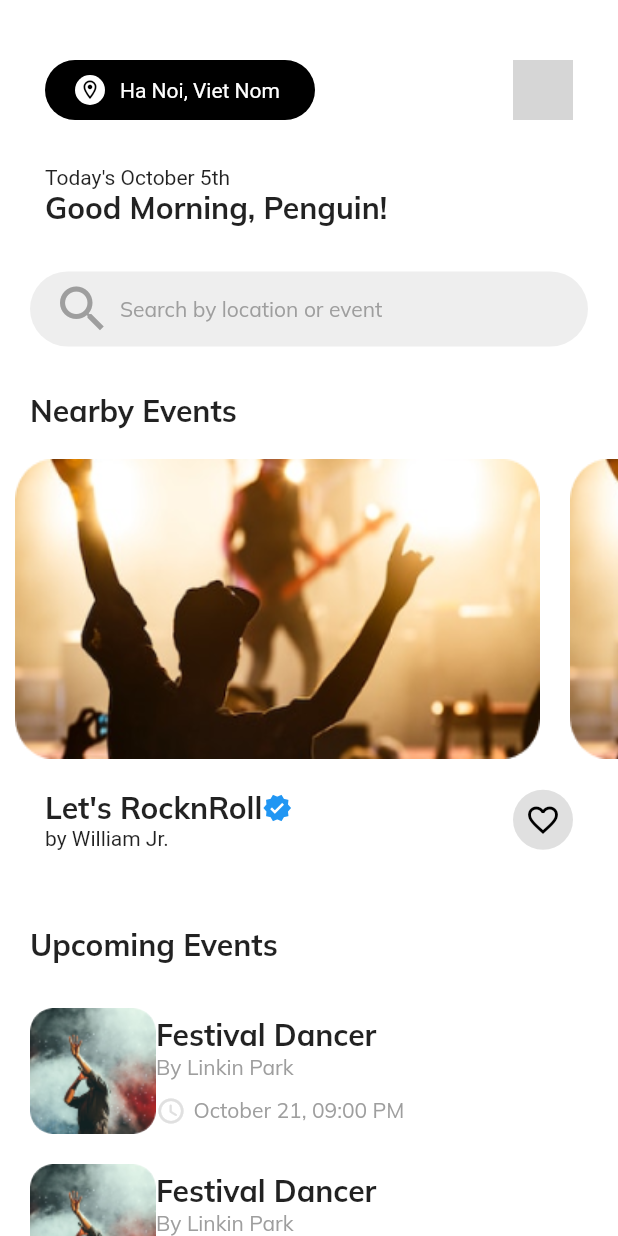
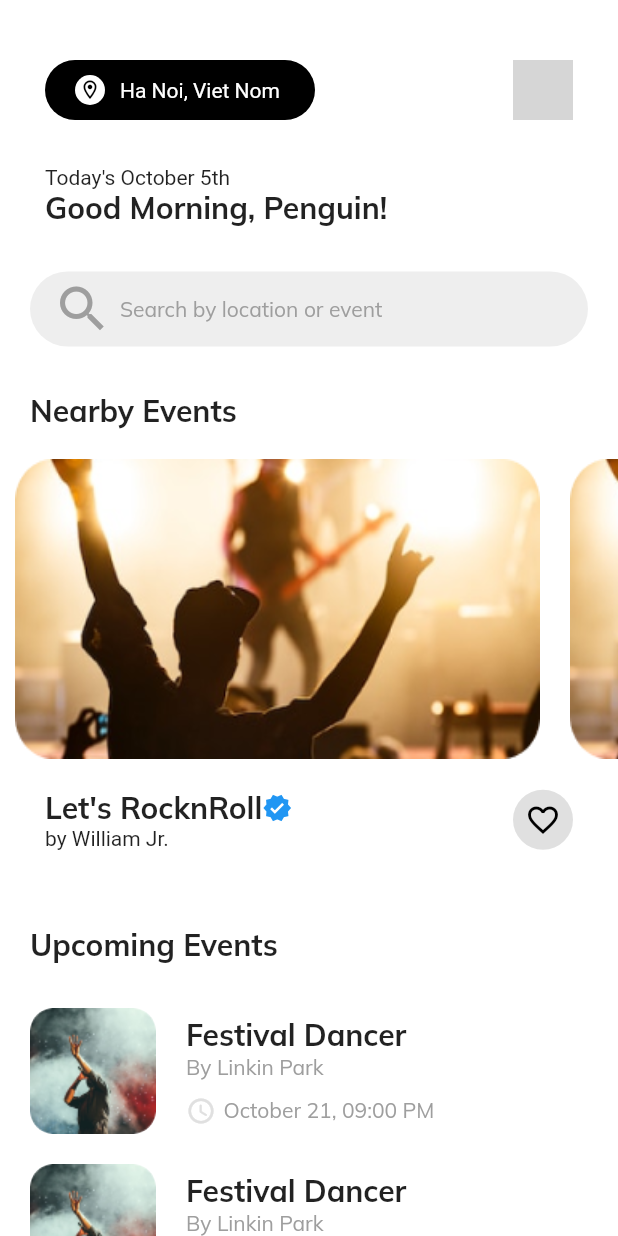
Before and after one commit to Olayiwolaaa/flutter_event_app, a Flutter app: the screen it shows after launch, on a phone screen of 412 x 824 dp. Run offline on Flutter 3.47's test engine with Material 2 defaults, Android fonts, the light colour scheme and no system bars; our stand-ins replace google_fonts; network calls fail; grey boxes are pictures that could not be loaded.

Commit message:
HomeScreen Ui done

```diff
--- a/lib/main.dart
+++ b/lib/main.dart
@@ -191,6 +191,7 @@
                           ),
                           borderRadius: BorderRadius.circular(15.0)),
                     ),
+                    SizedBox(width: 20.0,),
                   Column(
                     crossAxisAlignment: CrossAxisAlignment.start,
                     children: [
```
